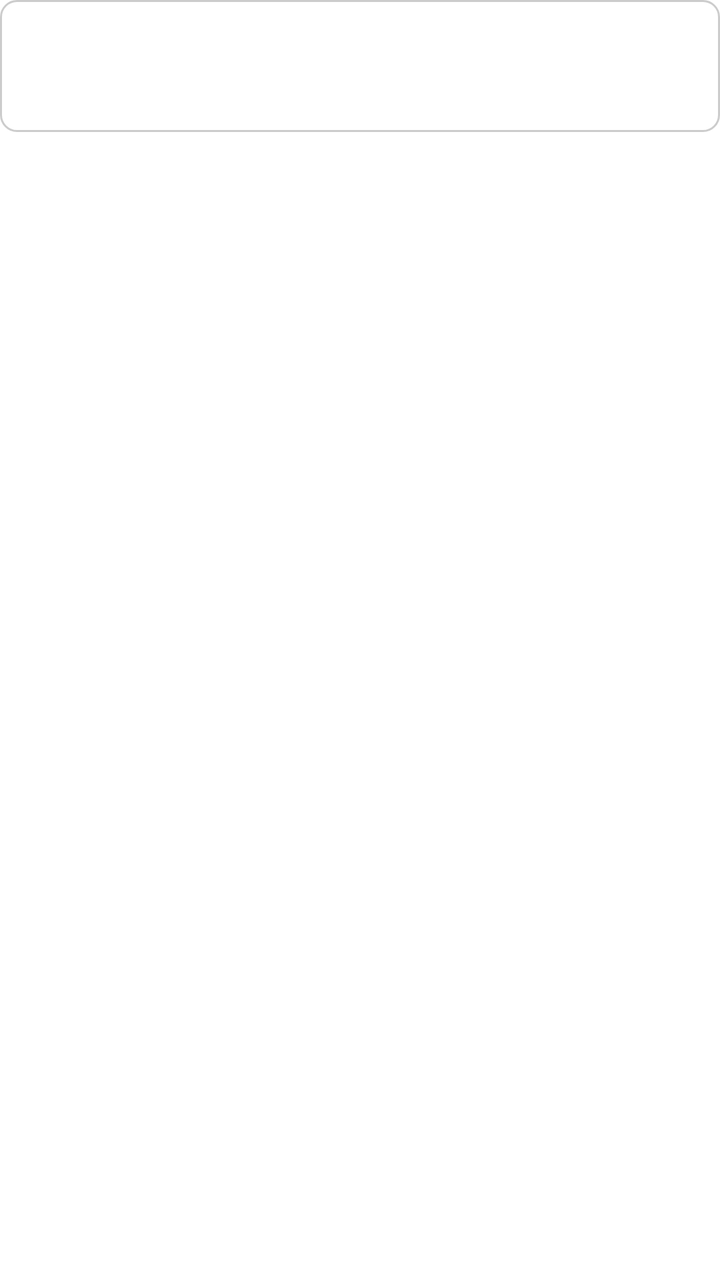
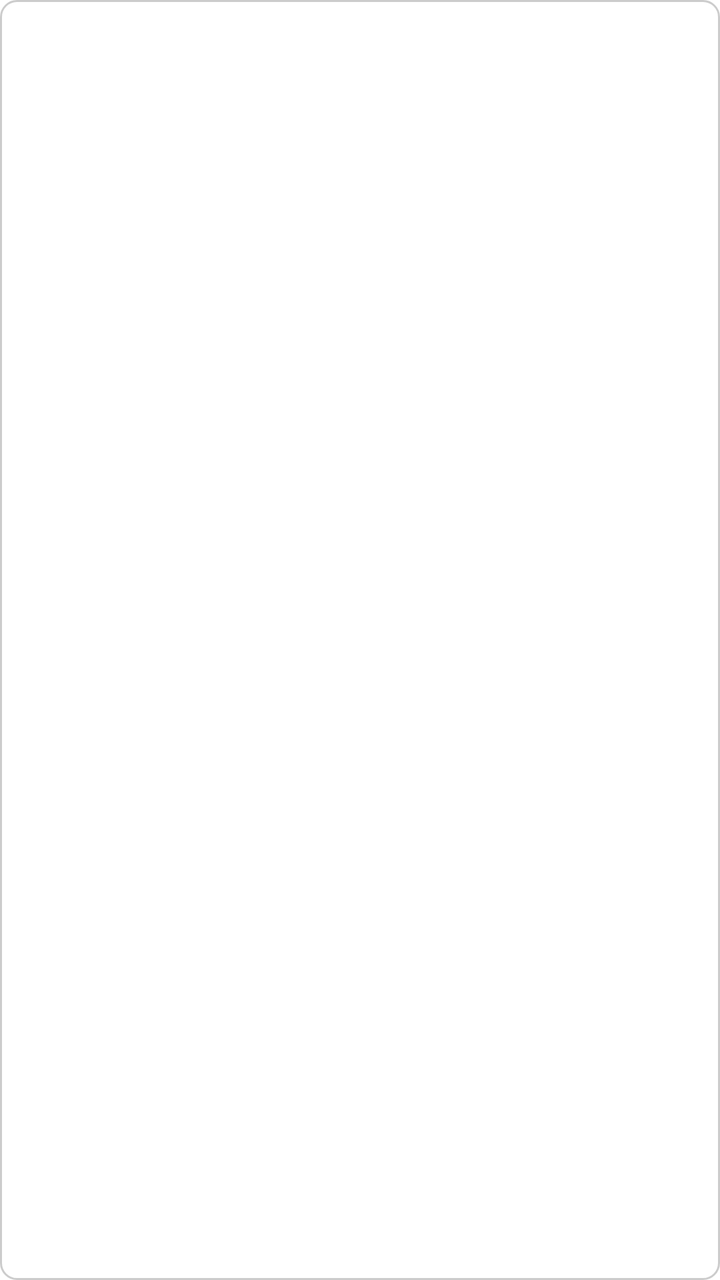

Screens rendered from an Android XML layout before and after an edit, with the pre-edit source and the edit as a unified diff.
<!-- AndroidManifest.xml: application theme Theme.DAR -->
<!-- res/layout/item_highlight_day_card.xml -->
<?xml version="1.0" encoding="utf-8"?>
<FrameLayout xmlns:android="http://schemas.android.com/apk/res/android"
    android:layout_width="match_parent"
    android:layout_height="wrap_content"
    android:layout_marginBottom="12dp">

    <LinearLayout
        android:layout_width="match_parent"
        android:layout_height="wrap_content"
        android:orientation="vertical"
        android:background="@drawable/bg_highlight_card"
        android:foreground="?attr/selectableItemBackground"
        android:clickable="true"
        android:focusable="true"
        android:padding="12dp">

        <TextView
            android:id="@+id/highlight_date_text"
            android:layout_width="wrap_content"
            android:layout_height="wrap_content"
            android:textStyle="bold"
            android:textSize="15sp"
            android:textColor="#000000" />

        <TextView
            android:id="@+id/highlight_actions_text"
            android:layout_width="match_parent"
            android:layout_height="wrap_content"
            android:layout_marginTop="4dp"
            android:textSize="13sp"
            android:textColor="#444444" />

    </LinearLayout>

</FrameLayout>
<!-- resources referenced by this layout -->
<resources>
  <!-- drawable bg_highlight_card (drawable) -->
  <?xml version="1.0" encoding="utf-8"?>
  <shape xmlns:android="http://schemas.android.com/apk/res/android">
      <solid android:color="#FFFFFF" />
      <stroke android:width="1dp" android:color="#CCCCCC" />
      <corners android:radius="8dp" />
  </shape>
  <style name="Theme.DAR" parent="Theme.MaterialComponents.DayNight.NoActionBar">
          <item name="colorPrimary">@color/dar_blue</item>
          <item name="colorPrimaryDark">@color/dar_blue_black</item>
      </style>
  <color name="dar_blue">#1565C0</color>
  <color name="dar_blue_black">#0D1B2A</color>
</resources>

<!-- the commit's change to res/layout/item_highlight_day_card.xml (unified diff, before → after) -->
@@ -2,16 +2,16 @@
 <FrameLayout xmlns:android="http://schemas.android.com/apk/res/android"
     android:layout_width="match_parent"
     android:layout_height="wrap_content"
-    android:layout_marginBottom="12dp">
+    android:layout_marginBottom="12dp"
+    android:background="@drawable/bg_highlight_card"
+    android:foreground="?attr/selectableItemBackground"
+    android:clickable="true"
+    android:focusable="true">
 
     <LinearLayout
         android:layout_width="match_parent"
         android:layout_height="wrap_content"
         android:orientation="vertical"
-        android:background="@drawable/bg_highlight_card"
-        android:foreground="?attr/selectableItemBackground"
-        android:clickable="true"
-        android:focusable="true"
         android:padding="12dp">
 
         <TextView
